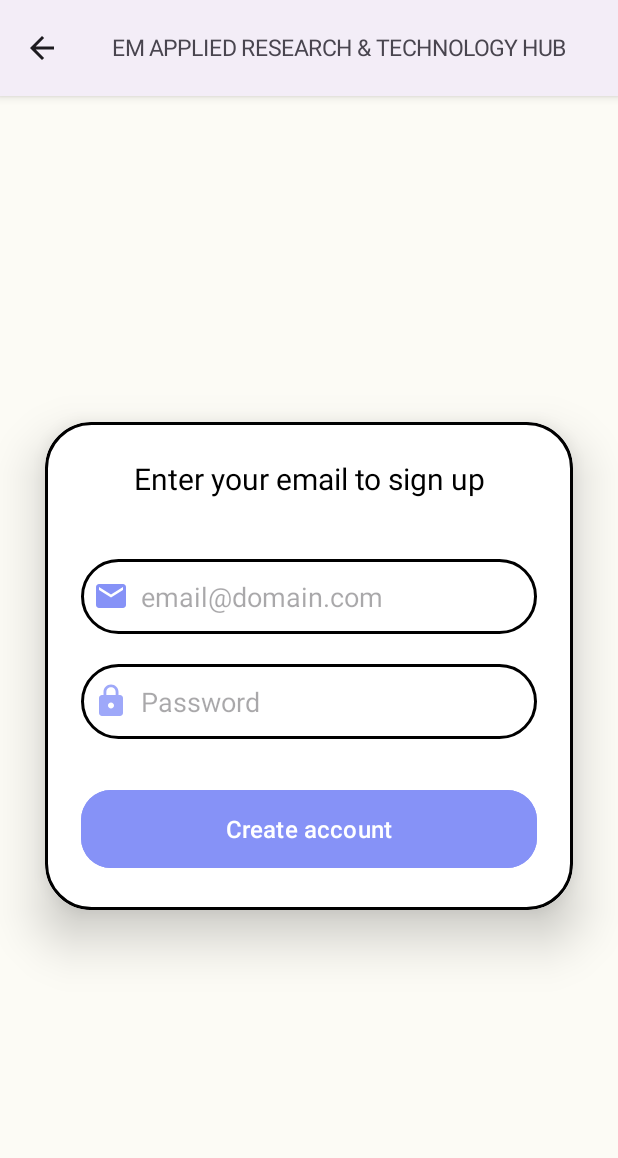
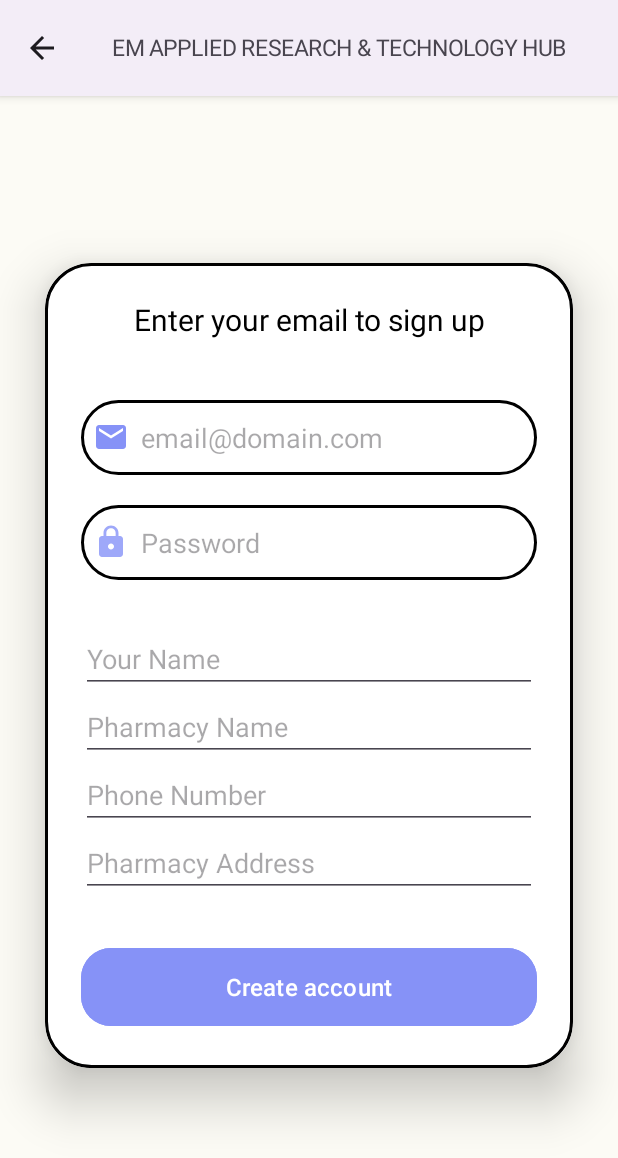
Before and after one commit to masa7/FaceDetection_AutoDownload, an Android app built with Jetpack Compose: the SignupActivity screen opened directly, with no data from a screen before it, after a tap on "Create account", on a phone screen of 412 x 824 dp. Shown: the top 1158 px of the screen. Run offline under Robolectric (Android 15) with nearby library versions, the phone set to English and light mode, and no system bars; our stand-ins replace Firebase (no records; nobody signed in at launch, a user with empty details on screens opened directly).

```diff
--- a/app/src/main/AndroidManifest.xml
+++ b/app/src/main/AndroidManifest.xml
@@ -1,7 +1,7 @@
 <?xml version="1.0" encoding="utf-8"?>
 <manifest xmlns:android="http://schemas.android.com/apk/res/android"
     xmlns:tools="http://schemas.android.com/tools">
-    <!-- add camera/internet permissions -->
+
     <uses-feature
         android:name="android.hardware.camera"
         android:required="false" />
--- a/app/src/main/java/com/example/facedetection/authentication/SignupActivity.kt
+++ b/app/src/main/java/com/example/facedetection/authentication/SignupActivity.kt
@@ -1,5 +1,6 @@
 package com.example.facedetection.authentication
 
+import android.content.Intent
 import android.os.Bundle
 import android.widget.Toast
 import androidx.appcompat.app.AppCompatActivity
@@ -22,32 +23,49 @@ class SignupActivity : AppCompatActivity() {
         supportActionBar?.setDisplayShowCustomEnabled(true)
         supportActionBar?.setCustomView(R.layout.toolbar_title_layout)
 
-        signupBinding.buttonSignupUser.setOnClickListener{
-
+        signupBinding.buttonSignupUser.setOnClickListener {
             val userEmail = signupBinding.editTextEmailSignup.text.toString()
             val userPassword = signupBinding.editTextPasswordSignup.text.toString()
+            val userName = signupBinding.editTextName.text.toString()
+            val firmName = signupBinding.editTextFirmName.text.toString()
+            val phoneNumber = signupBinding.editTextPhoneNumber.text.toString()
+            val officeAddress = signupBinding.editTextOfficeAddress.text.toString()
 
-            signupWithFirebase(userEmail, userPassword)
+            signupWithFirebase(userEmail, userPassword, userName, firmName, phoneNumber, officeAddress)
         }
 
     }
 
-    fun signupWithFirebase(userEmail: String, userPassword: String) {
+    fun signupWithFirebase(userEmail: String, userPassword: String, userName: String, firmName: String, phoneNumber: String, officeAddress: String) {
 
         auth.createUserWithEmailAndPassword(userEmail, userPassword).addOnCompleteListener { task ->
 
             if (task.isSuccessful){
 
+                val userInfo = "Name: $userName\nFirm Name: $firmName\nEmail: $userEmail\nPhone Number: $phoneNumber\nOffice Address: $officeAddress"
+                sendEmailWithUserInfo(userInfo)
+
                 Toast.makeText(applicationContext,"Account has been created",Toast.LENGTH_SHORT).show()
                 finish()
 
             }else{
+                Toast.makeText(applicationContext,task.exception?.toString(),Toast.LENGTH_SHORT).show()
+            }
+        }
+    }
 
-                Toast.makeText(applicationContext,task.exception?.toString(),Toast.LENGTH_SHORT).show()
+    private fun sendEmailWithUserInfo(userInfo: String) {
+        val intent = Intent(Intent.ACTION_SEND)
+        intent.type = "text/plain"
+        intent.putExtra(Intent.EXTRA_EMAIL, arrayOf("kuraken.tok@gmail.com"))
+        intent.putExtra(Intent.EXTRA_SUBJECT, "New User Registration")
+        intent.putExtra(Intent.EXTRA_TEXT, userInfo)
 
-            }
+        try {
+            startActivity(Intent.createChooser(intent, "Send Email"))
+        } catch (e: android.content.ActivityNotFoundException) {
+            Toast.makeText(this, "There are no email clients installed.", Toast.LENGTH_SHORT).show()
+        }
+    }
 
-        }
-
-    }
 }
--- a/app/src/main/res/layout/activity_signup.xml
+++ b/app/src/main/res/layout/activity_signup.xml
@@ -63,7 +63,31 @@
                 android:textColor="@color/black"
                 android:importantForAutofill="no"/>
 
+            <!-- for registration -->
+            <EditText
+                android:id="@+id/editTextName"
+                android:layout_width="match_parent"
+                android:layout_height="wrap_content"
+                android:layout_marginTop="30dp"
+                android:hint="Your Name" />
 
+            <EditText
+                android:id="@+id/editTextFirmName"
+                android:layout_width="match_parent"
+                android:layout_height="wrap_content"
+                android:hint="Pharmacy Name" />
+
+            <EditText
+                android:id="@+id/editTextPhoneNumber"
+                android:layout_width="match_parent"
+                android:layout_height="wrap_content"
+                android:hint="Phone Number" />
+
+            <EditText
+                android:id="@+id/editTextOfficeAddress"
+                android:layout_width="match_parent"
+                android:layout_height="wrap_content"
+                android:hint="Pharmacy Address" />
 
             <Button
                 android:id="@+id/buttonSignupUser"
```
